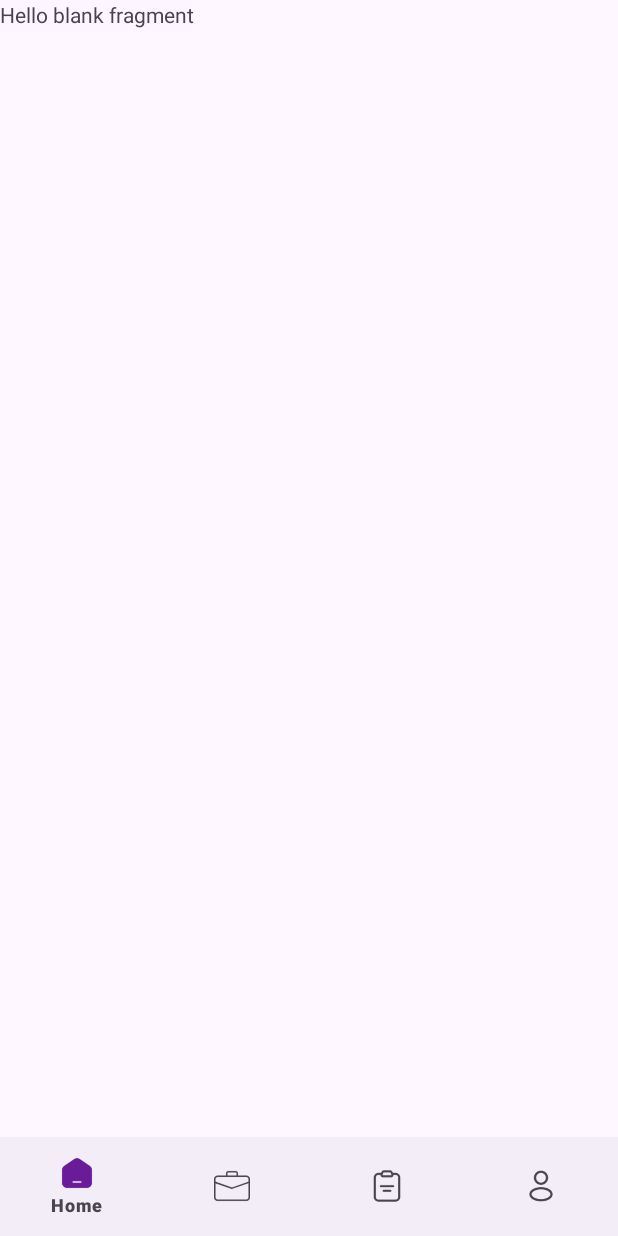
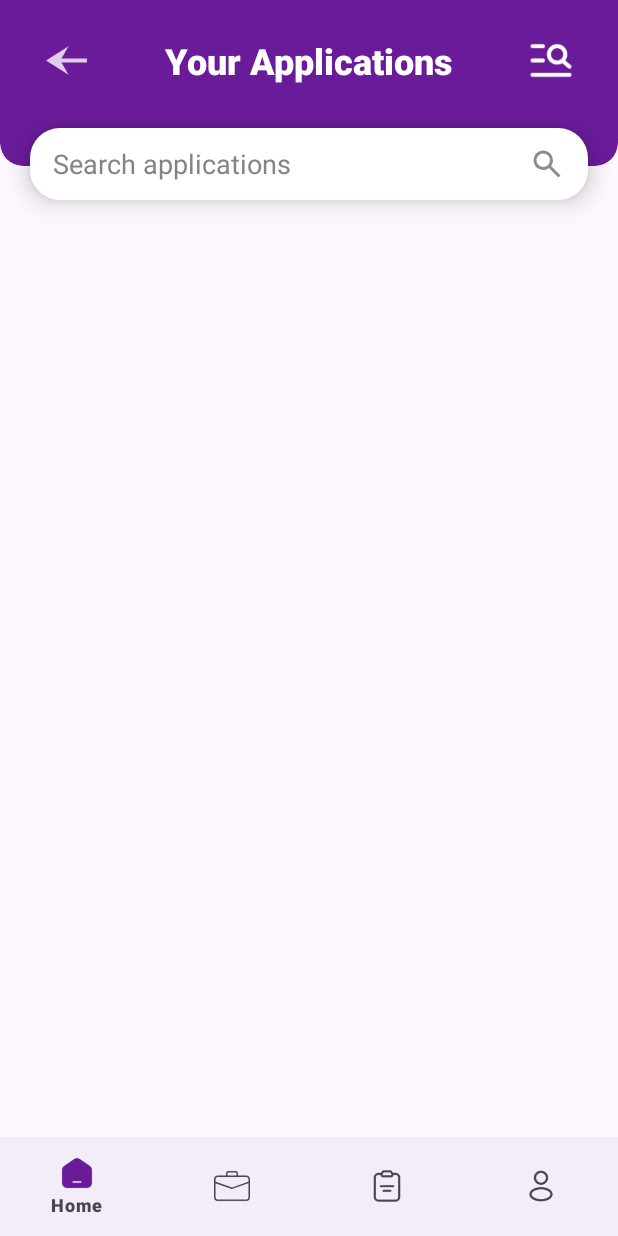
Before and after one commit to Vikram-Dingre/JobSphere, an Android app: the fragment CandidateApplicationsFragment placed in its activity, on a phone screen of 412 x 824 dp. Run offline under Robolectric (Android 15) with nearby library versions, the light colour scheme and no system bars; our stand-ins replace Firebase (no records; nobody signed in at launch, a user with empty details on screens opened directly); pictures from the network do not load; Roboto replaces fonts that are not available here.

Commit message:
Safety push -> Vikram Dingre

```diff
--- a/app/src/main/java/com/sphere/jobsphere/Candidate/Fragments/CandidateHomeFragments/CandidateHomeFragment.java
+++ b/app/src/main/java/com/sphere/jobsphere/Candidate/Fragments/CandidateHomeFragments/CandidateHomeFragment.java
@@ -267,7 +267,7 @@ public class CandidateHomeFragment extends Fragment {
         ibCandidateHomeNotifications.setOnClickListener(v -> {
             FirebaseAuth.getInstance().signOut();
             editor.putBoolean("isLoggedIn", false).apply();
-            makeText(getActivity(), "Logged out Successfully.", LENGTH_SHORT).show();
+            makeText(getActivity(), "Logged out Successfully."  , LENGTH_SHORT).show();
             new Handler().postDelayed(() -> {
                 startActivity(new Intent(getActivity(), CommonLoginActivity.class));
             }, 2000);
--- a/app/src/main/res/layout/fragment_candidate_applications.xml
+++ b/app/src/main/res/layout/fragment_candidate_applications.xml
@@ -3,12 +3,93 @@
     xmlns:tools="http://schemas.android.com/tools"
     android:layout_width="match_parent"
     android:layout_height="match_parent"
+    xmlns:app="http://schemas.android.com/apk/res-auto"
     tools:context=".Candidate.Fragments.CandidateHomeFragments.CandidateApplicationsFragment">
 
-    <!-- TODO: Update blank fragment layout -->
-    <TextView
+   <LinearLayout
+       android:layout_width="match_parent"
+       android:layout_height="match_parent"
+       android:orientation="vertical">
+
+       <!-- CardView Header -->
+       <com.google.android.material.card.MaterialCardView
+           android:id="@+id/jobsCard"
+           app:cardBackgroundColor="@color/primary"
+           app:cardPreventCornerOverlap="true"
+           app:shapeAppearanceOverlay="@style/CandidateJobsCardShape"
+           app:strokeColor="@android:color/transparent"
+           app:strokeWidth="0dp"
+           android:layout_width="match_parent"
+           android:layout_height="wrap_content">
+
+           <LinearLayout
+               android:layout_width="match_parent"
+               android:layout_height="match_parent"
+               android:orientation="vertical"
+               android:paddingVertical="10dp">
+
+               <LinearLayout
+                   android:layout_width="match_parent"
+                   android:layout_height="wrap_content"
+                   android:layout_marginBottom="40dp"
+                   android:orientation="horizontal"
+                   android:paddingTop="10dp"
+                   android:weightSum="100">
+
+                   <ImageView
+                       app:tint="@color/white"
+                       android:layout_width="0dp"
+                       android:layout_height="match_parent"
+                       android:layout_weight="20"
+                       android:src="@drawable/back_arrow" />
+
+                   <TextView
+                       android:layout_width="0dp"
+                       android:layout_height="wrap_content"
+                       android:layout_weight="60"
+                       android:fontFamily="sans-serif-medium"
+                       android:text="Your Applications"
+                       android:textAlignment="center"
+                       android:textColor="@color/white"
+                       android:textSize="24sp"
+                       android:textStyle="bold" />
+
+                   <ImageView
+                       android:id="@+id/ivCandidateJobsFilter"
+                       app:tint="@color/white"
+                       android:layout_width="0dp"
+                       android:layout_height="match_parent"
+                       android:layout_weight="20"
+                       android:src="@drawable/search" />
+               </LinearLayout>
+
+           </LinearLayout>
+       </com.google.android.material.card.MaterialCardView>
+
+       <androidx.recyclerview.widget.RecyclerView
+           android:layout_marginTop="45dp"
+           android:id="@+id/rvCandidateApplicationsRecycler"
+           android:layout_width="match_parent"
+           android:layout_height="wrap_content"/>
+
+
+   </LinearLayout>
+
+
+    <!-- Floating Search Bar outside CardView -->
+    <EditText
+        android:id="@+id/etCandidateJobsSearch"
         android:layout_width="match_parent"
-        android:layout_height="match_parent"
-        android:text="@string/hello_blank_fragment" />
+        android:layout_height="48dp"
+        android:layout_marginStart="20dp"
+        android:layout_marginTop="85dp"
+        android:layout_marginEnd="20dp"
+        android:background="@drawable/candidate_jobs_searchbar_shape"
+        android:drawableEnd="@drawable/search_24dp_1f1f1f_fill0_wght400_grad0_opsz24"
+        android:drawableTint="#8E8B8B"
+        android:elevation="10dp"
+        android:hint="Search applications"
+        android:paddingHorizontal="15dp"
+        android:textColorHint="#848484" />
 
 </FrameLayout>
```
Also changed, not shown: app/src/main/res/layout/candidate_applications_layout.xml (added, +93 -0 lines).
